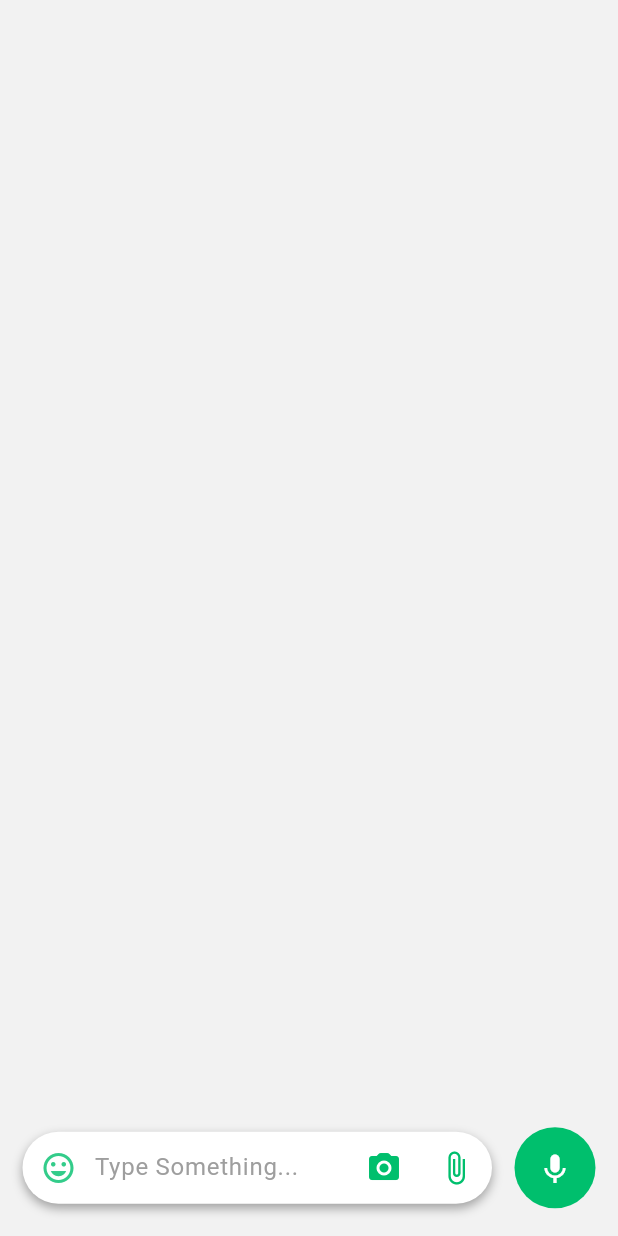
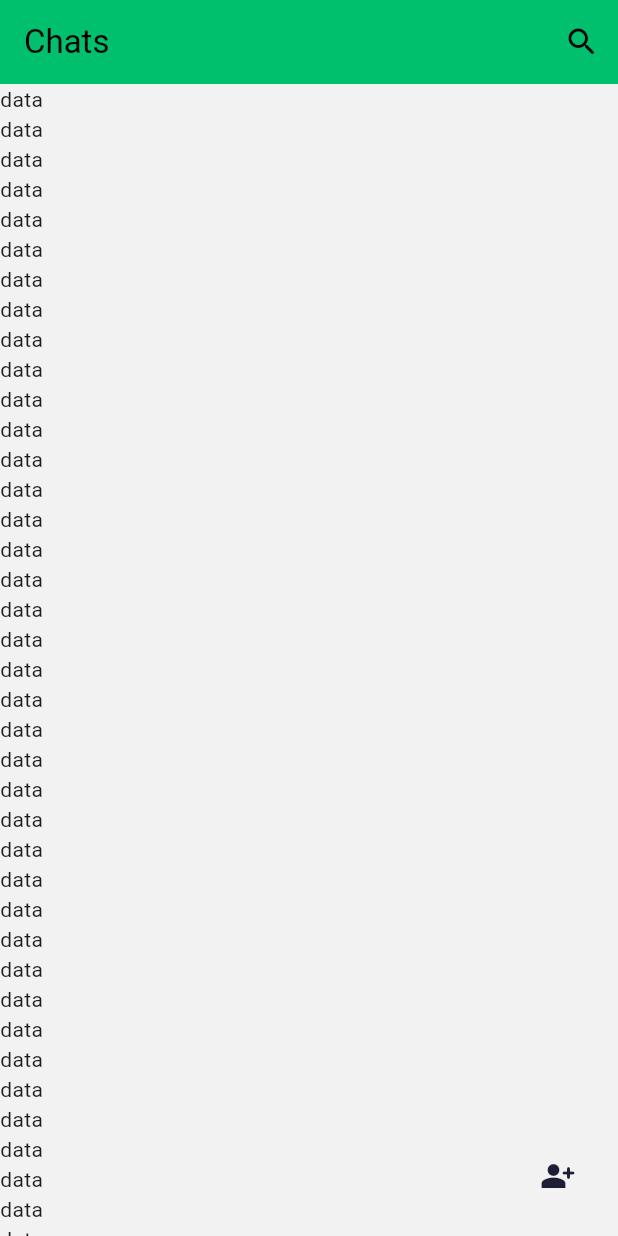
Before and after one commit to Rajab-Alkahef/Chatify, a Flutter app: the HomeScreen screen opened by its route, on a phone screen of 412 x 824 dp. Run offline on Flutter 3.47's test engine with Material 3 defaults, Android fonts, the light colour scheme and no system bars; our stand-ins replace cloud_firestore, firebase_auth, firebase_core, modal_progress_hud_nsn; accounts and stored records are empty.

Commit message:
Add chat screen and home screen views with necessary widgets
This commit adds the chat screen and home screen views along with their
respective widgets like app bars, text fields, and list builders. It also
includes necessary imports and constants for the new views.

```diff
--- a/lib/constants.dart
+++ b/lib/constants.dart
@@ -9,6 +9,7 @@ const kErrorColor = Color(0xFFF03738);
 const kMessageCollection = 'messagesCollection';
 const kMessage = 'message';
 const kCreatedAt = 'created_at';
+const kUsers = 'Users';
 const kDefaultPadding = 20.0;
 void snackbar(BuildContext context, String message) {
   // String message;
--- a/lib/main.dart
+++ b/lib/main.dart
@@ -1,5 +1,6 @@
 import 'package:chat_app_new/firebase_options.dart';
-import 'package:chat_app_new/views/home_screend.dart';
+import 'package:chat_app_new/views/chat_screen.dart';
+import 'package:chat_app_new/views/home_screen.dart';
 import 'package:chat_app_new/views/login_screen.dart';
 import 'package:chat_app_new/views/onboarding_screen.dart';
 import 'package:chat_app_new/views/register_screen.dart';
@@ -27,6 +28,7 @@ class MyApp extends StatelessWidget {
         onBoardingScreen.id: (context) => const onBoardingScreen(),
         LoginScreen.id: (context) => const LoginScreen(),
         RegisterScreen.id: (context) => const RegisterScreen(),
+        chatScreen.id: (context) => const chatScreen(),
         HomeScreen.id: (context) => const HomeScreen(),
       },
       theme: lightThemeData(context),
--- a/lib/views/home_screend.dart
+++ b/lib/views/chat_screen.dart
@@ -1,18 +1,20 @@
 import 'package:chat_app_new/constants.dart';
 import 'package:chat_app_new/models/chat_message.dart';
+import 'package:chat_app_new/theme.dart';
+import 'package:chat_app_new/widgets/appbar_chat_screen.dart';
 import 'package:chat_app_new/widgets/chat_bubble.dart';
 import 'package:chat_app_new/widgets/chat_text_field.dart';
 import 'package:cloud_firestore/cloud_firestore.dart';
 import 'package:flutter/material.dart';
 
-class HomeScreen extends StatefulWidget {
-  const HomeScreen({super.key});
-  static String id = 'home-screen';
+class chatScreen extends StatefulWidget {
+  const chatScreen({super.key});
+  static String id = 'chat-screen';
   @override
-  State<HomeScreen> createState() => _HomeScreenState();
+  State<chatScreen> createState() => _chatScreenState();
 }
 
-class _HomeScreenState extends State<HomeScreen> {
+class _chatScreenState extends State<chatScreen> {
   final messageCollection =
       FirebaseFirestore.instance.collection(kMessageCollection);
   final controller = ScrollController();
@@ -29,6 +31,7 @@ class _HomeScreenState extends State<HomeScreen> {
               messageList.add(MessageModel.fromJson(snapshot.data!.docs[i]));
             }
             return Scaffold(
+              appBar: AppBarChatScreen(context),
               body: Column(
                 children: [
                   Expanded(
--- /dev/null
+++ b/lib/views/home_screen.dart
@@ -0,0 +1,25 @@
+import 'package:chat_app_new/constants.dart';
+import 'package:chat_app_new/widgets/appbar_home_screen.dart';
+import 'package:cloud_firestore/cloud_firestore.dart';
+import 'package:flutter/material.dart';
+
+class HomeScreen extends StatelessWidget {
+  const HomeScreen({super.key});
+  static String id = 'home-screen';
+  @override
+  Widget build(BuildContext context) {
+    final messageCollection = FirebaseFirestore.instance.collection(kUsers);
+    return Scaffold(
+      floatingActionButton: IconButton(
+        onPressed: () {},
+        icon: const Icon(Icons.person_add_alt_rounded),
+      ),
+      appBar: appBarhomeScreen(context),
+      body: ListView.builder(
+        itemBuilder: (context, index) {
+          return const Text('data');
+        },
+      ),
+    );
+  }
+}
--- a/lib/views/onboarding_screen.dart
+++ b/lib/views/onboarding_screen.dart
@@ -29,7 +29,6 @@ class onBoardingScreen extends StatelessWidget {
               textAlign: TextAlign.center,
               'Chat with any body\nin this world',
               style: TextStyle(
-                fontSize: Theme.of(context).textTheme.bodyLarge!.fontSize!,
                 color: Theme.of(context)
                     .textTheme
                     .bodyLarge!
--- a/lib/views/register_screen.dart
+++ b/lib/views/register_screen.dart
@@ -1,5 +1,6 @@
 import 'package:chat_app_new/constants.dart';
-import 'package:chat_app_new/views/home_screend.dart';
+import 'package:chat_app_new/views/chat_screen.dart';
+import 'package:chat_app_new/views/home_screen.dart';
 import 'package:chat_app_new/widgets/custom_button.dart';
 import 'package:chat_app_new/widgets/custom_text_field.dart';
 import 'package:firebase_auth/firebase_auth.dart';
--- /dev/null
+++ b/lib/widgets/appbar_home_screen.dart
@@ -0,0 +1,16 @@
+import 'package:chat_app_new/constants.dart';
+import 'package:flutter/material.dart';
+
+AppBar appBarhomeScreen(BuildContext context) {
+  return AppBar(
+    automaticallyImplyLeading: false,
+    title: const Text('Chats'),
+    actions: [
+      IconButton(onPressed: () {}, icon: const Icon(Icons.search_rounded))
+    ],
+    backgroundColor:
+        MediaQuery.of(context).platformBrightness == Brightness.light
+            ? kPrimaryColor
+            : const Color(0xff272244),
+  );
+}
--- a/lib/widgets/chat_text_field.dart
+++ b/lib/widgets/chat_text_field.dart
@@ -72,8 +72,7 @@ class _chatTextFieldState extends State<chatTextField> {
                           },
                         );
                         _textController.clear();
-                        widget.controller.animateTo(
-                            widget.controller.position.minScrollExtent,
+                        widget.controller.animateTo(0,
                             duration: const Duration(seconds: 1),
                             curve: Curves.easeOut);
                       },
```
Also changed, not shown: lib/views/login_screen.dart (+6 -6 lines), lib/widgets/appbar_chat_screen.dart (added, +48 -0 lines), assets/images/photo.jpg (added), assets/images/photo.png (added).
